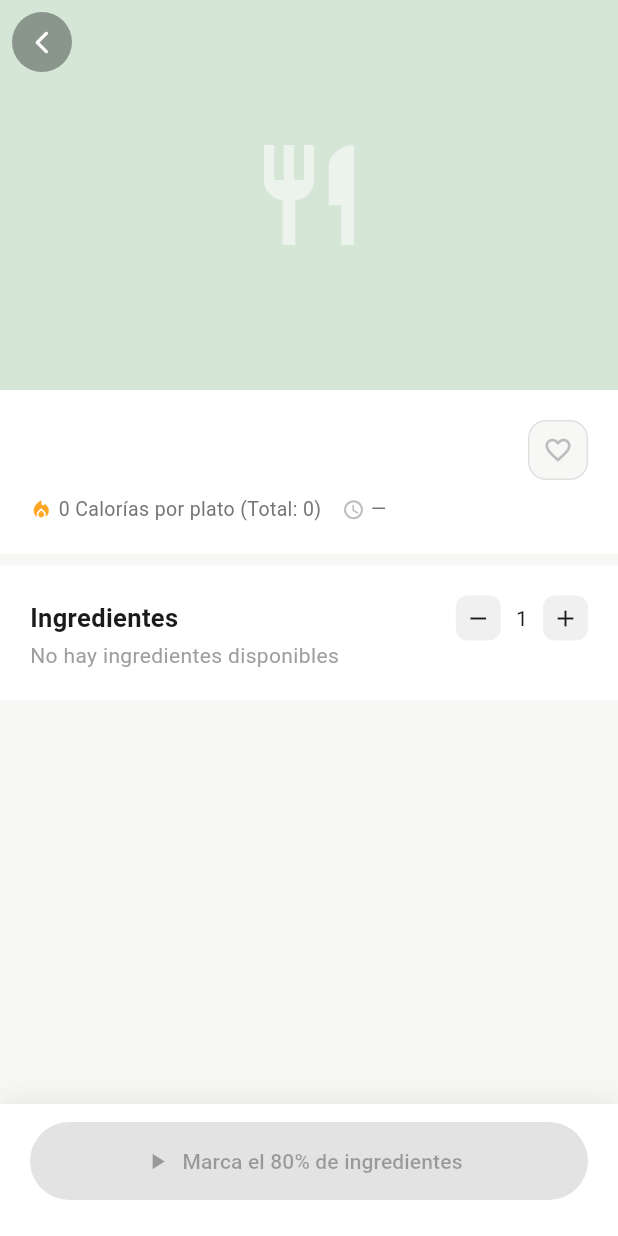
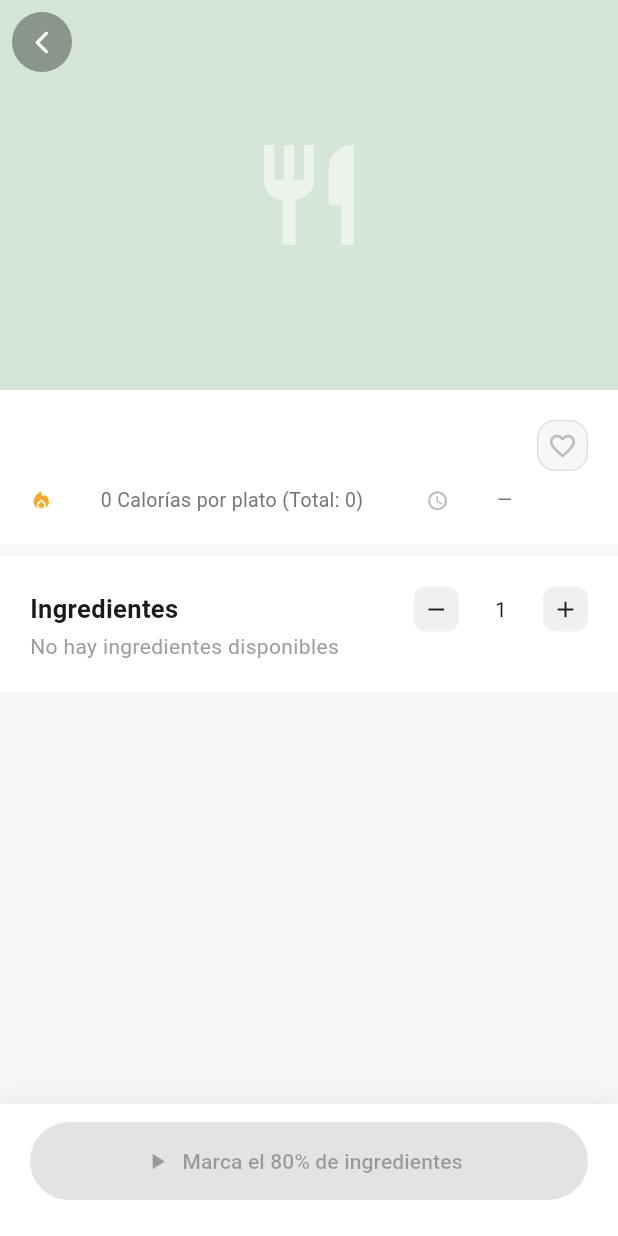
Before and after one commit to carloslafuente10/PrograMovil, a Flutter app: the DetalleRecetaScreen screen opened directly with empty values, on a phone screen of 412 x 824 dp. Run offline on Flutter 3.47's test engine with Material 3 defaults, Android fonts, the phone set to English and light mode, and no system bars; our stand-ins replace cloud_firestore, firebase_auth, firebase_core; accounts and stored records are empty.

Commit message:
Cambios en el tamaño de algunas vistas/recetas

```diff
--- a/lib/screens/detalle_receta_screen.dart
+++ b/lib/screens/detalle_receta_screen.dart
@@ -410,6 +410,8 @@ void _agregarIngrediente() {
                               Expanded(
                                 child: Text(
                                   nombre,
+                                  maxLines: 1,
+overflow: TextOverflow.ellipsis,
                                   style: const TextStyle(
                                     fontSize: 22,
                                     fontWeight: FontWeight.bold,
@@ -439,8 +441,8 @@ void _agregarIngrediente() {
                                       });
                                     },
                                     child: Container(
-                                      width: 40,
-                                      height: 40,
+                                      width: 34,
+                                      height: 34,
                                       decoration: BoxDecoration(
                                         color: esFavLocal
                                             ? Colors.red.withValues(alpha: 0.1)
@@ -468,7 +470,10 @@ void _agregarIngrediente() {
                             ],
                           ),
                           const SizedBox(height: 10),
-                          Row(
+                          Wrap(
+                            spacing: 14,
+runSpacing: 8,
+crossAxisAlignment: WrapCrossAlignment.center,
                             children: [
                               Icon(
                                 Icons.local_fire_department,
@@ -545,7 +550,12 @@ void _agregarIngrediente() {
       ),
     ),
 
-    Row(
+   // Row(
+  //children: [
+  Wrap(
+  spacing: 14,
+  runSpacing: 8,
+  crossAxisAlignment: WrapCrossAlignment.center,
   children: [
     if (widget.isAdmin)
       IconButton(
@@ -652,6 +662,8 @@ void _agregarIngrediente() {
                                             Expanded(
                                               child: Text(
                                                 textoCompleto,
+                                                maxLines: 2,
+                                                overflow: TextOverflow.ellipsis,
                                                 style: TextStyle(
                                                   fontSize: 14,
                                                   fontWeight: FontWeight.w500,
@@ -706,7 +718,10 @@ void _agregarIngrediente() {
         children: [
           //  EDITAR
           IconButton(
-            icon: const Icon(Icons.edit, color: Colors.blue, size: 18),
+          constraints: const BoxConstraints(),
+           padding: EdgeInsets.zero,
+            iconSize: 18,
+             icon: const Icon(Icons.edit, color: Colors.blue),
             onPressed: () {
               _editarIngrediente(i, ing);
 
@@ -716,7 +731,10 @@ void _agregarIngrediente() {
 
           //ELIMINAR
           IconButton(
-            icon: const Icon(Icons.delete, color: Colors.red, size: 18),
+  constraints: const BoxConstraints(),
+  padding: EdgeInsets.zero,
+  iconSize: 18,
+  icon: const Icon(Icons.delete, color: Colors.red),
             onPressed: () {
               setState(() {
                 //ingredientes.removeAt(i);
```
Also changed, not shown: lib/screens/admin_recetas_screen.dart (+4 -3 lines).
